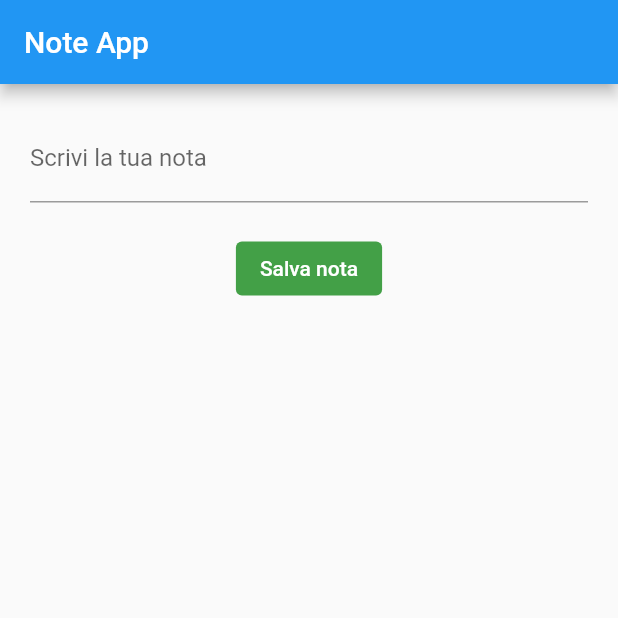
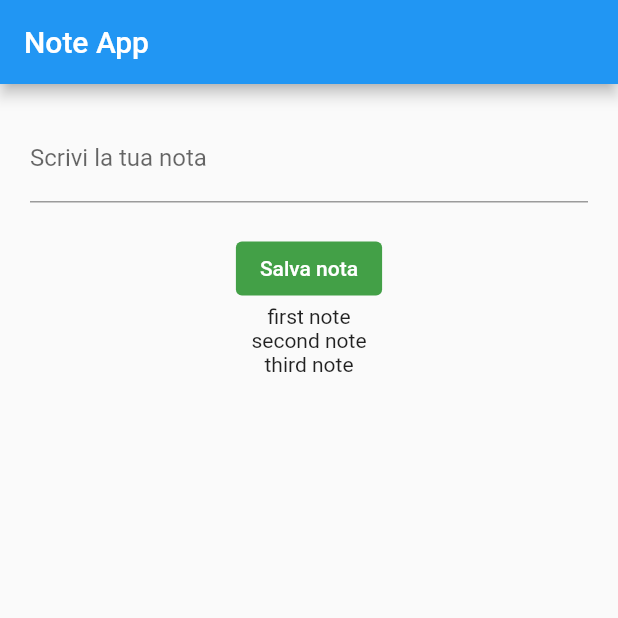
Before and after one commit to Kimo5ab3/note_app, a Flutter app: the screen it shows after launch, on a phone screen of 412 x 824 dp, the top half of it. Run offline on Flutter 3.47's test engine with Material 2 defaults, Android fonts, the phone set to English and light mode, and no system bars; our stand-ins replace shared_preferences.

Commit message:
note statiche

```diff
--- a/lib/main.dart
+++ b/lib/main.dart
@@ -39,7 +39,9 @@ class _NoteAppState extends State<NoteApp> {
             child: const Text('Salva nota'),
           ),
           //qui vanno inserite le note recuperate da notes.dart
-          //Notes(nota),
+          Note('first note'),
+          Note('second note'),
+          Note('third note'),
         ]),
       ),
     );
--- a/lib/notes.dart
+++ b/lib/notes.dart
@@ -1,12 +1,12 @@
 import 'package:flutter/material.dart';
 
-class Notes extends StatelessWidget {
-  final VoidCallback notes;
+class Note extends StatelessWidget {
+  String nota;
 
-  Notes(this.notes);
+  Note(this.nota);
 
   @override
   Widget build(BuildContext context){
-    return const Text('ciao');
+    return Text(nota);
   }
 }
```
